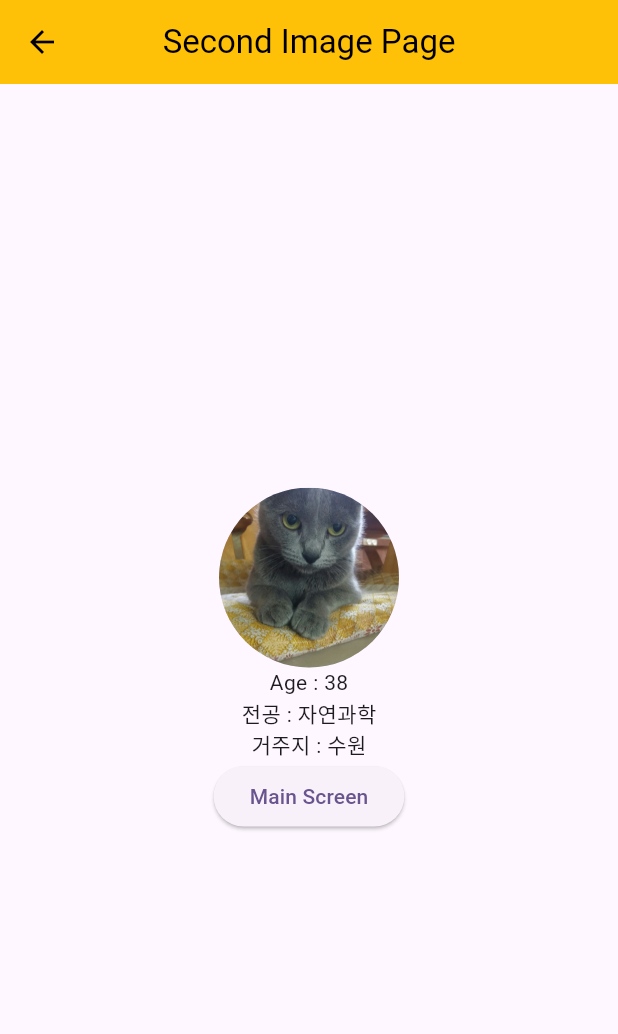
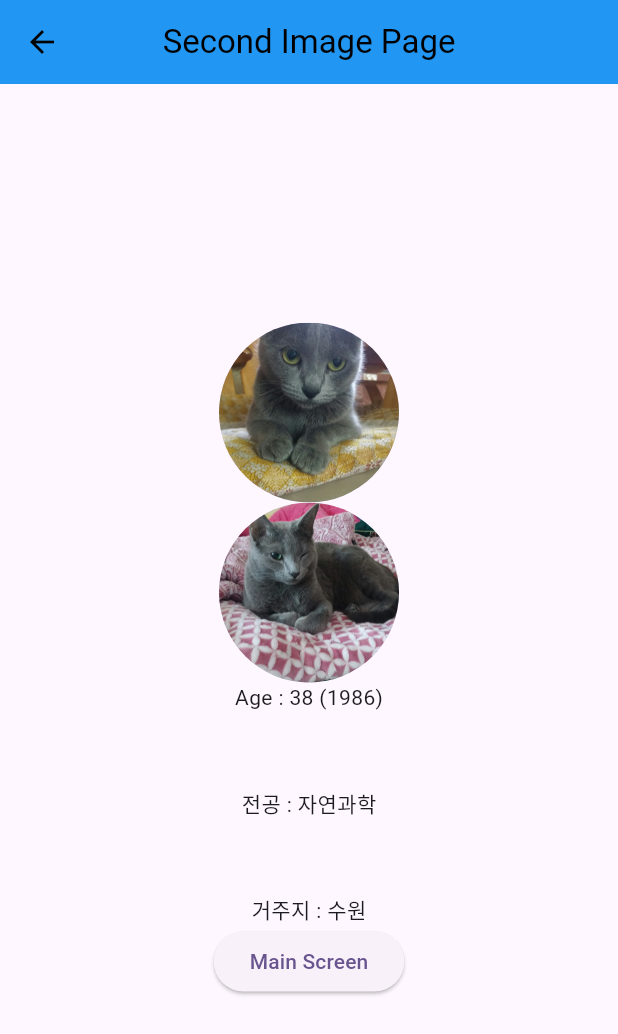
Before and after one commit to first-project-of-4T/main, a Flutter app: the SecondPage screen opened by its route, after a tap on "자기소개", on a phone screen of 412 x 824 dp. Shown: the top 1034 px of the screen. Run offline on Flutter 3.47's test engine with Material 3 defaults, Android fonts, the phone set to English and light mode, and no system bars.

Commit message:
Jun2
Jun2

```diff
--- a/navigator_git_4t_app/lib/main.dart
+++ b/navigator_git_4t_app/lib/main.dart
@@ -21,14 +21,14 @@ class MyApp extends StatelessWidget {
             initialRoute: '/',
       routes: {
         '/' : (context) => Home(),
-        // '/1st' : (context) => FirstPage(),
-        // '/1stimage' : (context) => FirstImagePage(),
+        '/1st' : (context) => FirstPage(),
+        '/1stimage' : (context) => FirstImagePage(),
         '/2nd' : (context) => SecondPage(),
         '/2ndimage' : (context) => SecondImagePage(),
-        // '/3rd' : (context) => ThirdPage(),
-        // '/3rdimage' : (context) => ThirdImagePage(),
-        // '/4th' : (context) => FourthPage(),
-        // '/4thimage' : (context) => FourthImagePage(),
+        '/3rd' : (context) => ThirdPage(),
+        '/3rdimage' : (context) => ThirdImagePage(),
+        '/4th' : (context) => FourthPage(),
+        '/4thimage' : (context) => FourthImagePage(),
       },
     );
   }
--- a/navigator_git_4t_app/lib/view/second/second_image_page.dart
+++ b/navigator_git_4t_app/lib/view/second/second_image_page.dart
@@ -8,7 +8,7 @@ class SecondImagePage extends StatelessWidget {
     return Scaffold(
       appBar: AppBar(
         title: Text('Second Image Page'),
-        backgroundColor: Colors.amber,
+        backgroundColor: Colors.blue,
         foregroundColor: Colors.black,
         centerTitle: true,
       ),
@@ -22,8 +22,16 @@ class SecondImagePage extends StatelessWidget {
                 ),
               radius: 60,
             ),
-            Text('Age : 38'),
+            CircleAvatar(
+              backgroundImage: AssetImage(
+                'images/1000042832.jpg',
+                ),
+              radius: 60,
+            ),
+            Text('Age : 38 (1986)'),
+            SizedBox(height: 50),
             Text('전공 : 자연과학'),
+            SizedBox(height: 50),
             Text('거주지 : 수원'),
             ElevatedButton(
               onPressed: () {
--- a/navigator_git_4t_app/lib/view/second/second_page.dart
+++ b/navigator_git_4t_app/lib/view/second/second_page.dart
@@ -6,9 +6,10 @@ class SecondPage extends StatelessWidget {
   @override
   Widget build(BuildContext context) {
     return Scaffold(
+      backgroundColor: Colors.white,
       appBar: AppBar(
         title: Text('인사말'),
-        backgroundColor: Colors.amber,
+        backgroundColor: Colors.blue,
         foregroundColor: Colors.black,
         centerTitle: true,
       ),
@@ -17,8 +18,15 @@ class SecondPage extends StatelessWidget {
           mainAxisAlignment: MainAxisAlignment.center,
           children: [
             Text('안녕하세요'),
-            Text('내년이면 앞자리 4학년이 되는 전종익입니다'),
-            Text('비전공자이지만 열심히 하겠습니다'),
+            SizedBox(height: 50),
+            Text("내년이면 앞자리 '4학년'이 되는 전종익입니다"),
+            SizedBox(height: 50),
+            Text('비전공자이지만 열심히 하겠습니다!',
+              style: TextStyle(
+              color: Colors.black,
+              fontSize: 20,
+              fontWeight: FontWeight.bold)
+            ),
             ElevatedButton(
               onPressed: () => Navigator.pushNamed(context, '/2ndimage'),
               child: Text('자기소개'),
```
Also changed, not shown: navigator_git_4t_app/images/1000042832.jpg (added).
